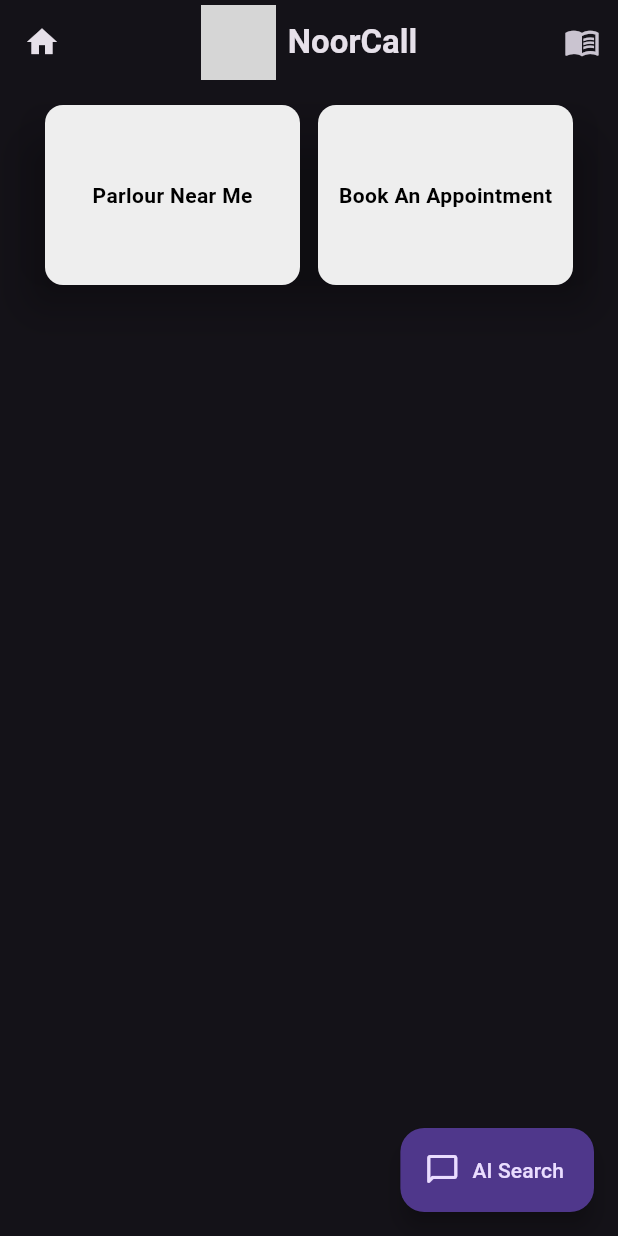
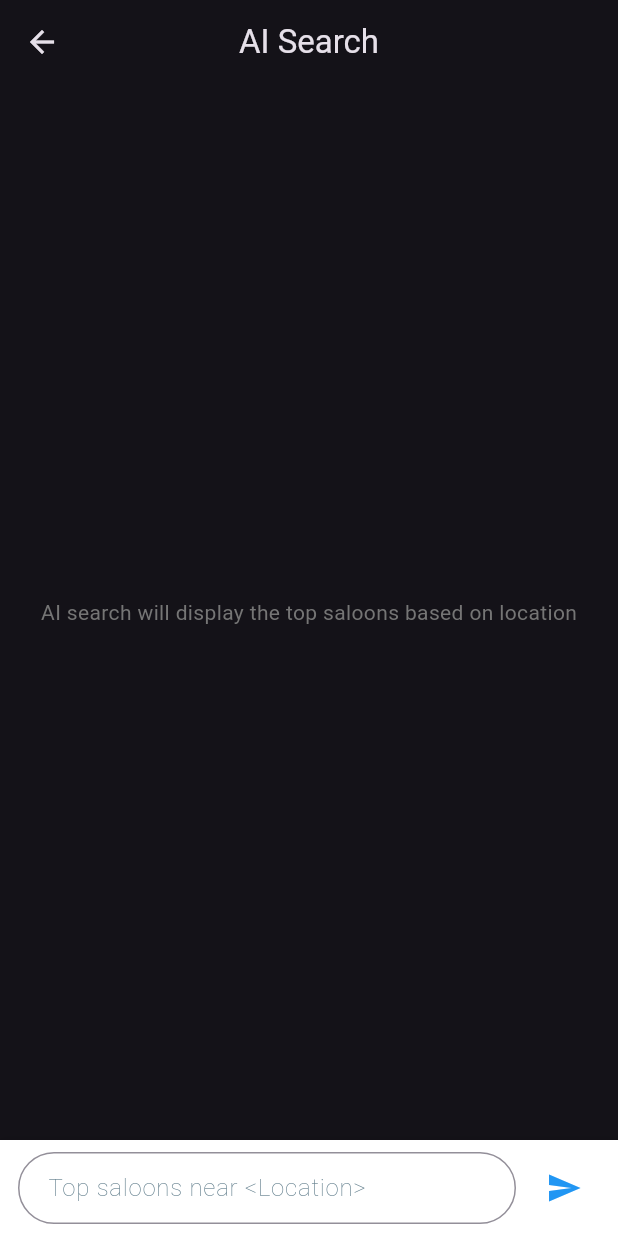
Before and after one commit to sachin557/parlour_flutter_app, a Flutter app: the screen it shows after launch, after a tap on "AI Search", on a phone screen of 412 x 824 dp. Run offline on Flutter 3.47's test engine with Material 3 defaults, Android fonts, the light colour scheme and no system bars; grey boxes are pictures that could not be loaded.

Commit message:
Added Text box for Ai chat and submit button with hint text

```diff
--- /dev/null
+++ b/lib/aisearch.dart
@@ -0,0 +1,84 @@
+import 'package:flutter/material.dart';
+
+class AiSearchPage extends StatefulWidget {
+  const AiSearchPage({super.key});
+
+  @override
+  State<AiSearchPage> createState() => _AiSearchPageState();
+}
+
+class _AiSearchPageState extends State<AiSearchPage> {
+  final TextEditingController _controller = TextEditingController();
+
+  @override
+  Widget build(BuildContext context) {
+    return Scaffold(
+      appBar: AppBar(
+        title: const Text("AI Search"),
+        centerTitle: true,
+      ),
+
+      body: Column(
+        children: [
+          // 🔹 Future AI responses can appear here
+          Expanded(
+            child: Center(
+              child: Text(
+                "AI search will display the top saloons based on location",
+                style: TextStyle(color: Colors.grey.shade600),
+              ),
+            ),
+          ),
+
+          // 🔹 Bottom typing bar
+          Container(
+            padding: const EdgeInsets.symmetric(horizontal: 12, vertical: 8),
+            decoration: BoxDecoration(
+              color: Colors.white,
+              boxShadow: [
+                BoxShadow(
+                  color: Colors.black12,
+                  blurRadius: 4,
+                )
+              ],
+            ),
+            child: Row(
+              children: [
+                Expanded(
+                  child: TextField(
+                    style: TextStyle(
+                      color:Colors.black
+                    ),
+                    controller: _controller,
+                    decoration: InputDecoration(
+                      hintText: "Top saloons near <Location>",
+                      hintStyle: TextStyle(
+                        color:Colors.blueGrey,
+                        fontWeight: FontWeight.w100
+                      ),
+                      border: OutlineInputBorder(
+                        borderRadius: BorderRadius.circular(30),
+                      ),
+                      contentPadding:
+                          const EdgeInsets.symmetric(horizontal: 16),
+                    ),
+                  ),
+                ),
+                const SizedBox(width: 8),
+                IconButton(
+                  icon: const Icon(Icons.send),
+                  color:Colors.blue,
+                  onPressed: () {
+                    // Later: connect AI logic here
+                    print(_controller.text);
+                    _controller.clear();
+                  },
+                )
+              ],
+            ),
+          )
+        ],
+      ),
+    );
+  }
+}
--- a/lib/parlour.dart
+++ b/lib/parlour.dart
@@ -1,7 +1,7 @@
 import 'package:flutter/material.dart';
 import "Navigation.dart";
 import "NearMe.dart";
-
+import "aisearch.dart";
 class Parlour extends StatelessWidget {
   const Parlour({super.key});
 
@@ -114,7 +114,12 @@ class Parlour extends StatelessWidget {
       ],)
       ,),
       floatingActionButton: FloatingActionButton.extended(
-        onPressed:(){},
+        onPressed:(){
+          Navigator.push(
+      context,
+      MaterialPageRoute(builder: (_) => const AiSearchPage()),
+    );
+        },
         icon:Icon(Icons.chat_bubble_outline_rounded),
         label:const Text("AI Search")
 
```
